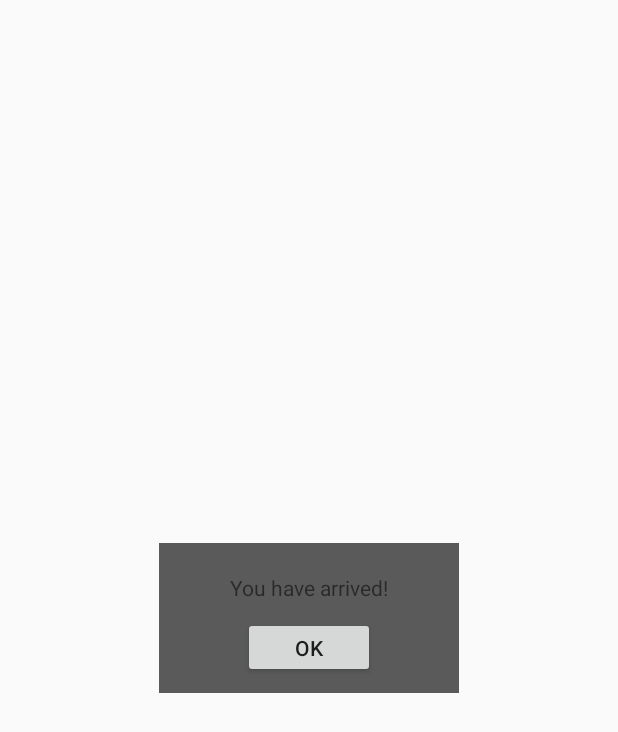
After one commit to NQDE/GPSAlarm, an Android app: the layout screen_popup.xml on its own in the app's theme, with its tools: preview values and no code run, on a phone screen of 412 x 824 dp. The commit adds this screen. Shown: the top 732 px of the screen. Run offline under Robolectric (Android 15) with nearby library versions, the phone set to English and light mode, and no system bars.

```diff
--- a/app/src/main/java/a1stgroup/gpsalarm/MapBootReceiver.java
+++ b/app/src/main/java/a1stgroup/gpsalarm/MapBootReceiver.java
@@ -16,5 +16,7 @@ public class MapBootReceiver extends BroadcastReceiver {
         {
             alarm.setAlarm(context);
         }
+        Intent serviceIntent = new Intent(context, TrackerService.class);
+        context.startService(serviceIntent);
     }
 }
--- /dev/null
+++ b/app/src/main/res/layout/screen_popup.xml
@@ -0,0 +1,26 @@
+<?xml version="1.0" encoding="utf-8"?>
+<LinearLayout xmlns:android="http://schemas.android.com/apk/res/android"
+    android:id="@+id/popup_element"
+    android:orientation="vertical"
+    android:layout_width="200dp"
+    android:layout_height="100dp"
+    android:layout_gravity="center"
+    android:background="#5a5a5b"
+    android:padding="10sp">
+
+    <TextView
+        android:text="You have arrived!"
+        android:layout_margin="10dp"
+        android:layout_width="wrap_content"
+        android:layout_height="wrap_content"
+        android:layout_gravity="center"
+        android:id="@+id/textView" />
+
+    <Button
+        android:text="OK"
+        android:layout_width="wrap_content"
+        android:layout_height="wrap_content"
+        android:id="@+id/btn_close_popup"
+        android:layout_gravity="center"/>
+
+</LinearLayout>
```
Also changed, not shown: app/src/main/java/a1stgroup/gpsalarm/MapsActivity.java (+41 -10 lines), app/src/main/java/a1stgroup/gpsalarm/TrackerService.java (+5 -30 lines), app/src/main/res/drawable/ic_launcher_web.png (added).
